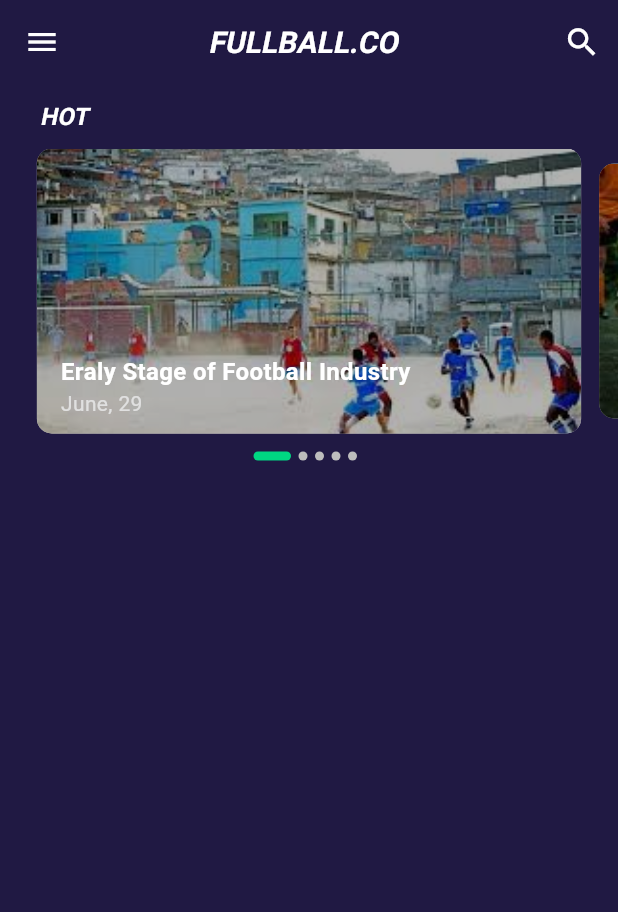
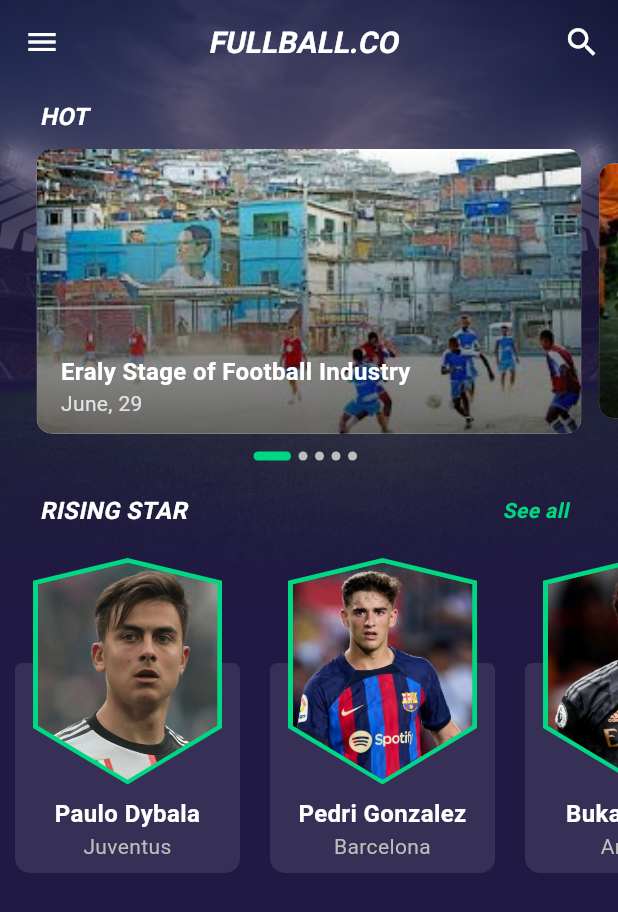
Before and after one commit to senadinmahmic/football_app_ui, a Flutter app: the screen it shows after launch, on a phone screen of 412 x 824 dp. Shown: the top 912 px of the screen. Run offline on Flutter 3.47's test engine with Material 3 defaults, Android fonts, the phone set to English and light mode, and no system bars; our stand-ins replace get.

Commit message:
rising starts list , custom container

```diff
--- a/lib/data/dummy_data.dart
+++ b/lib/data/dummy_data.dart
@@ -1,4 +1,5 @@
 import 'package:football_app_ui/data/models/hot_topic_model.dart';
+import 'package:football_app_ui/data/models/player_model.dart';
 
 List<HotTopicModel> hotTopicsList = [
   const HotTopicModel(
@@ -27,3 +28,31 @@ List<HotTopicModel> hotTopicsList = [
     image: 'assets/images/hot_topics/hottopics5.png',
   ),
 ];
+
+List<PlayerModel> playersList = [
+  const PlayerModel(
+    name: 'Paulo Dybala',
+    club: 'Juventus',
+    image: 'assets/images/player_images/player1.png',
+  ),
+  const PlayerModel(
+    name: 'Pedri Gonzalez',
+    club: 'Barcelona',
+    image: 'assets/images/player_images/player2.png',
+  ),
+  const PlayerModel(
+    name: 'Bukayo Saka',
+    club: 'Arsenal',
+    image: 'assets/images/player_images/player3.png',
+  ),
+  const PlayerModel(
+    name: 'Harry Kane',
+    club: 'Totenham Hotspur',
+    image: 'assets/images/player_images/player4.png',
+  ),
+  const PlayerModel(
+    name: 'Mason Mount',
+    club: 'Chelsea',
+    image: 'assets/images/player_images/player5.png',
+  ),
+];
--- /dev/null
+++ b/lib/data/models/player_model.dart
@@ -0,0 +1,11 @@
+class PlayerModel {
+  final String name;
+  final String club;
+  final String image;
+
+  const PlayerModel({
+    required this.name,
+    required this.club,
+    required this.image,
+  });
+}
--- a/lib/modules/home/views/home_view.dart
+++ b/lib/modules/home/views/home_view.dart
@@ -1,51 +1,27 @@
 import 'package:flutter/material.dart';
-import 'package:football_app_ui/modules/home/widgets/hot_topics_list.dart';
+import 'package:football_app_ui/modules/home/widgets/home_app_bar.dart';
+import 'package:football_app_ui/modules/home/widgets/rising_stars_list.dart';
 import 'package:get/get.dart';
 
+import 'package:football_app_ui/widgets/backgroundimage.dart';
+import 'package:football_app_ui/modules/home/widgets/hot_topics_list.dart';
 import 'package:football_app_ui/modules/home/controllers/home_controller.dart';
 
 class HomeView extends GetView<HomeController> {
   const HomeView({super.key});
   @override
   Widget build(BuildContext context) {
-    return Scaffold(
-      appBar: AppBar(
-        leading: IconButton(
-          icon: const Icon(
-            Icons.menu,
-            color: Colors.white,
+    return const Scaffold(
+      body: Stack(
+        children: [
+          BackgroundImage(),
+          Column(
+            children: [
+              HomeAppBar(),
+              HotTopicsList(),
+              RisingStarsList(),
+            ],
           ),
-          onPressed: () {
-            Scaffold.of(context).openDrawer();
-          },
-        ),
-        centerTitle: true,
-        title: Transform(
-          transform:
-              Matrix4.skewX(-0.2), // Change this value to skew more or less
-          child: const Text(
-            'FULLBALL.CO',
-            style: TextStyle(
-              fontWeight: FontWeight.bold,
-              fontSize: 20,
-              color: Colors.white,
-            ),
-          ),
-        ),
-        actions: <Widget>[
-          IconButton(
-            icon: const Icon(
-              Icons.search,
-              color: Colors.white,
-              size: 25,
-            ),
-            onPressed: () {},
-          ),
-        ],
-      ),
-      body: const Column(
-        children: [
-          HotTopicsList(),
         ],
       ),
     );
--- /dev/null
+++ b/lib/modules/home/widgets/custom_container.dart
@@ -0,0 +1,75 @@
+import 'package:flutter/material.dart';
+import 'package:football_app_ui/config/app_colors.dart';
+import 'package:football_app_ui/data/dummy_data.dart';
+
+class CustomContainer extends StatelessWidget {
+  final int index;
+  const CustomContainer({required this.index, super.key});
+
+  @override
+  Widget build(BuildContext context) {
+    return Stack(
+      children: [
+        Align(
+          alignment: Alignment.topCenter,
+          child: ClipPath(
+            clipper: MyCustomClipper(),
+            child: Container(
+              height: 151,
+              width: 126,
+              color: AppColors.primary1,
+            ),
+          ),
+        ),
+        Padding(
+          padding: const EdgeInsets.only(
+            top: 3,
+          ),
+          child: Align(
+            alignment: Alignment.topCenter,
+            child: ClipPath(
+              clipper: MyCustomClipper(),
+              child: SizedBox(
+                height: 145,
+                width: 120,
+                child: ClipPath(
+                  clipper: MyCustomClipper(),
+                  child: Image.asset(
+                    playersList[index].image,
+                    fit: BoxFit.cover,
+                  ),
+                ),
+              ),
+            ),
+          ),
+        ),
+      ],
+    );
+  }
+}
+
+class MyCustomClipper extends CustomClipper<Path> {
+  @override
+  Path getClip(Size size) {
+    var path = Path();
+
+    path.moveTo(0, size.height * 0.1);
+
+    path.lineTo(0, size.height * 0.75);
+
+    path.lineTo(size.width / 2, size.height);
+
+    path.lineTo(size.width, size.height * 0.75);
+
+    path.lineTo(size.width, size.height * 0.1);
+
+    path.lineTo(size.width / 2, 0);
+
+    path.close();
+
+    return path;
+  }
+
+  @override
+  bool shouldReclip(CustomClipper<Path> oldClipper) => false;
+}
--- /dev/null
+++ b/lib/modules/home/widgets/home_app_bar.dart
@@ -0,0 +1,43 @@
+import 'package:flutter/material.dart';
+
+class HomeAppBar extends StatelessWidget {
+  const HomeAppBar({super.key});
+
+  @override
+  Widget build(BuildContext context) {
+    return AppBar(
+      leading: IconButton(
+        icon: const Icon(
+          Icons.menu,
+          color: Colors.white,
+        ),
+        onPressed: () {
+          Scaffold.of(context).openDrawer();
+        },
+      ),
+      centerTitle: true,
+      title: Transform(
+        transform:
+            Matrix4.skewX(-0.2), // Change this value to skew more or less
+        child: const Text(
+          'FULLBALL.CO',
+          style: TextStyle(
+            fontWeight: FontWeight.bold,
+            fontSize: 20,
+            color: Colors.white,
+          ),
+        ),
+      ),
+      actions: <Widget>[
+        IconButton(
+          icon: const Icon(
+            Icons.search,
+            color: Colors.white,
+            size: 25,
+          ),
+          onPressed: () {},
+        ),
+      ],
+    );
+  }
+}
--- a/lib/modules/home/widgets/hot_topics_list.dart
+++ b/lib/modules/home/widgets/hot_topics_list.dart
@@ -78,7 +78,14 @@ class HotTopicsList extends GetView<HomeController> {
                             width: double.infinity,
                             decoration: BoxDecoration(
                               borderRadius: BorderRadius.circular(10),
-                              color: Colors.black.withOpacity(0.3),
+                              gradient: LinearGradient(
+                                begin: Alignment.topCenter,
+                                end: Alignment.bottomCenter,
+                                colors: [
+                                  Colors.transparent,
+                                  Colors.black.withOpacity(0.6),
+                                ],
+                              ),
                             ),
                             child: Padding(
                               padding: const EdgeInsets.symmetric(
--- /dev/null
+++ b/lib/modules/home/widgets/rising_stars_list.dart
@@ -0,0 +1,118 @@
+import 'package:flutter/material.dart';
+import 'package:football_app_ui/config/app_colors.dart';
+import 'package:football_app_ui/data/dummy_data.dart';
+import 'package:football_app_ui/modules/home/widgets/custom_container.dart';
+
+class RisingStarsList extends StatelessWidget {
+  const RisingStarsList({super.key});
+
+  @override
+  Widget build(BuildContext context) {
+    return Column(
+      crossAxisAlignment: CrossAxisAlignment.start,
+      children: [
+        Padding(
+          padding: const EdgeInsets.only(
+            left: 30,
+            right: 30,
+            top: 10,
+          ),
+          child: Row(
+            mainAxisAlignment: MainAxisAlignment.spaceBetween,
+            children: [
+              Transform(
+                transform: Matrix4.skewX(-0.2),
+                child: const Text(
+                  'RISING STAR',
+                  style: TextStyle(
+                    fontWeight: FontWeight.bold,
+                    fontSize: 16,
+                    color: Colors.white,
+                  ),
+                ),
+              ),
+              Transform(
+                transform: Matrix4.skewX(-0.2),
+                child: const Text(
+                  'See all',
+                  style: TextStyle(
+                    fontWeight: FontWeight.bold,
+                    fontSize: 14,
+                    color: AppColors.primary1,
+                  ),
+                ),
+              ),
+            ],
+          ),
+        ),
+        SizedBox(
+          height: 250,
+          child: ListView.builder(
+            scrollDirection: Axis.horizontal,
+            itemCount: 5,
+            itemBuilder: (context, index) {
+              return Center(
+                child: Container(
+                  margin: const EdgeInsets.all(10),
+                  width: 150,
+                  height: 210,
+                  decoration: BoxDecoration(
+                    borderRadius: BorderRadius.circular(10),
+                  ),
+                  child: Stack(
+                    children: [
+                      Column(
+                        mainAxisAlignment: MainAxisAlignment.end,
+                        children: [
+                          Container(
+                            height: 140,
+                            width: 150,
+                            decoration: BoxDecoration(
+                              borderRadius: const BorderRadius.only(
+                                bottomLeft: Radius.circular(10),
+                                bottomRight: Radius.circular(10),
+                                topLeft: Radius.circular(5),
+                                topRight: Radius.circular(5),
+                              ),
+                              color: Colors.white.withOpacity(0.1),
+                            ),
+                            child: Padding(
+                              padding: const EdgeInsets.all(8),
+                              child: Column(
+                                mainAxisAlignment: MainAxisAlignment.end,
+                                children: [
+                                  Text(
+                                    playersList[index].name,
+                                    style: const TextStyle(
+                                      color: Colors.white,
+                                      fontSize: 16,
+                                      fontWeight: FontWeight.bold,
+                                    ),
+                                    textAlign: TextAlign.center,
+                                  ),
+                                  Text(
+                                    playersList[index].club,
+                                    style: TextStyle(
+                                      color: Colors.grey[400],
+                                      fontSize: 14,
+                                    ),
+                                    textAlign: TextAlign.center,
+                                  ),
+                                ],
+                              ),
+                            ),
+                          ),
+                        ],
+                      ),
+                      CustomContainer(index: index),
+                    ],
+                  ),
+                ),
+              );
+            },
+          ),
+        ),
+      ],
+    );
+  }
+}
--- /dev/null
+++ b/lib/widgets/backgroundimage.dart
@@ -0,0 +1,34 @@
+import 'package:flutter/material.dart';
+
+import 'package:football_app_ui/config/app_colors.dart';
+
+class BackgroundImage extends StatelessWidget {
+  const BackgroundImage({super.key});
+
+  @override
+  Widget build(BuildContext context) {
+    Size screenSize = MediaQuery.of(context).size;
+    return Container(
+      height: screenSize.height * 0.5,
+      width: screenSize.width,
+      decoration: const BoxDecoration(
+        image: DecorationImage(
+          image: AssetImage('assets/images/backgroundimage.png'),
+          fit: BoxFit.cover,
+        ),
+      ),
+      child: Container(
+        decoration: BoxDecoration(
+          gradient: LinearGradient(
+            begin: Alignment.topCenter,
+            end: Alignment.bottomCenter,
+            colors: [
+              AppColors.background1.withOpacity(0.5),
+              AppColors.background1,
+            ],
+          ),
+        ),
+      ),
+    );
+  }
+}
--- a/pubspec.yaml
+++ b/pubspec.yaml
@@ -22,4 +22,6 @@ dev_dependencies:
 flutter:
   uses-material-design: true
   assets:
+    - assets/images/
     - assets/images/hot_topics/
+    - assets/images/player_images/
```
Also changed, not shown: assets/images/backgroundimage.png (added), assets/images/player_images/player1.png (added), assets/images/player_images/player2.png (added), assets/images/player_images/player3.png (added), assets/images/player_images/player4.png (added), assets/images/player_images/player5.png (added).
